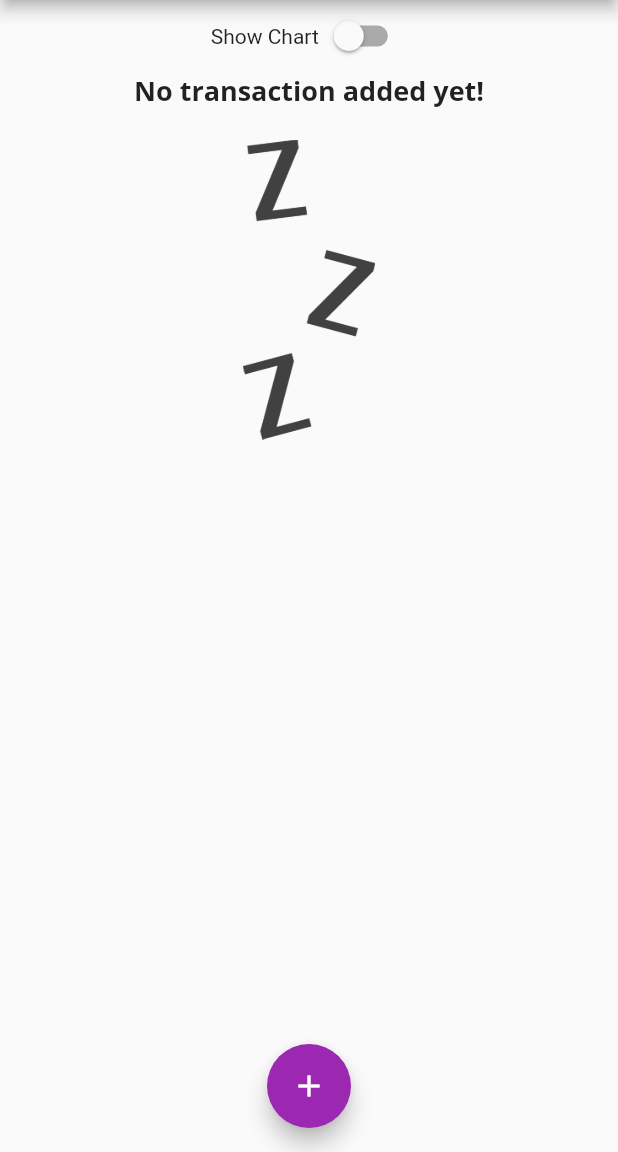
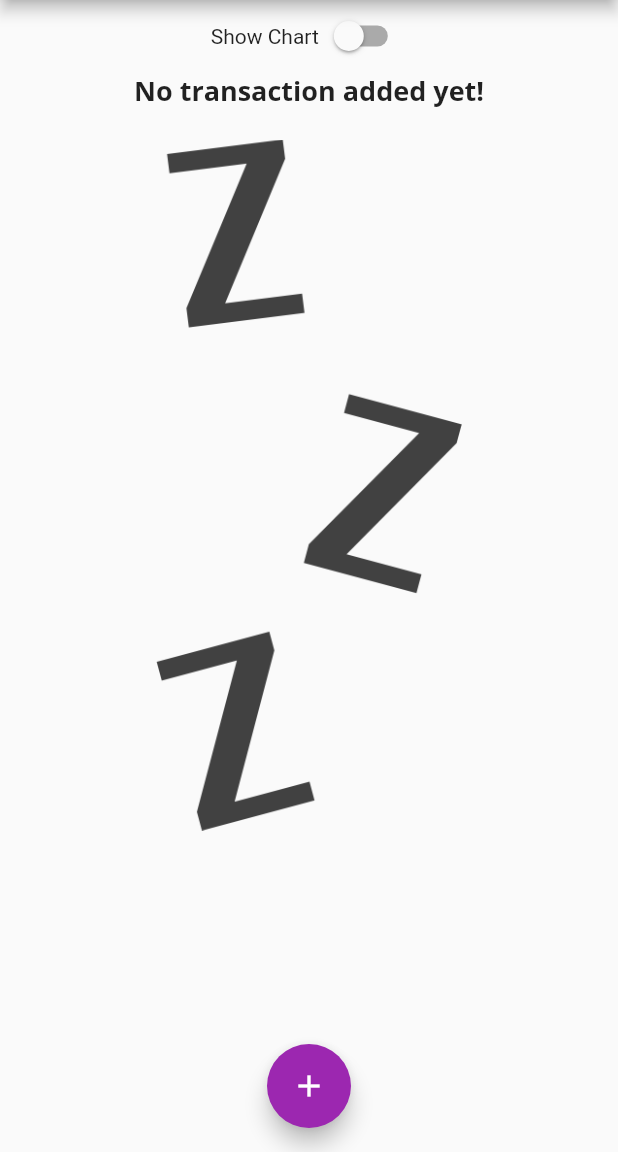
Before and after one commit to imukeshsoni/money_ticker, a Flutter app: the screen it shows after launch, on a phone screen of 412 x 824 dp, the part 84-1236 px from its top. Run offline on Flutter 3.47's test engine with Material 2 defaults, Android fonts, the phone set to English and light mode, and no system bars.

Commit message:
landscape mode fixed

```diff
--- a/lib/main.dart
+++ b/lib/main.dart
@@ -150,14 +150,14 @@ class _MyHomePageState extends State<MyHomePage> {
                           height: (MediaQuery.of(context).size.height -
                                   appBar.preferredSize.height -
                                   MediaQuery.of(context).padding.top) *
-                              0.23,
+                              1,
                           child: Chart(_recentTransaction)),
                     )
                   : Container(
                       height: (MediaQuery.of(context).size.height -
                               appBar.preferredSize.height -
                               MediaQuery.of(context).padding.top) *
-                          0.77,
+                          1,
                       child:
                           TransactionList(_userTransaction, _deleteTransaction),
                     ),
--- a/lib/widgets/transaction_list.dart
+++ b/lib/widgets/transaction_list.dart
@@ -10,7 +10,8 @@ class TransactionList extends StatelessWidget {
   @override
   Widget build(BuildContext context) {
     return transactions.isEmpty
-        ? Column(
+        ? LayoutBuilder(builder: (ctx, constraints) {
+            return Column(
               children: <Widget>[
                 Text(
                   'No transaction added yet!',
@@ -20,14 +21,15 @@ class TransactionList extends StatelessWidget {
                   height: 20,
                 ),
                 Container(
-                height: 200,
+                  height: constraints.maxHeight * 0.6,
                   child: Image.asset(
                     'assets/images/waiting.png',
                     fit: BoxFit.cover,
                   ),
                 ),
               ],
-          )
+            );
+          })
         : ListView.builder(
             itemBuilder: (BuildContext context, index) {
               return Card(
```
Lines whose indentation alone changed are shown as unchanged.
